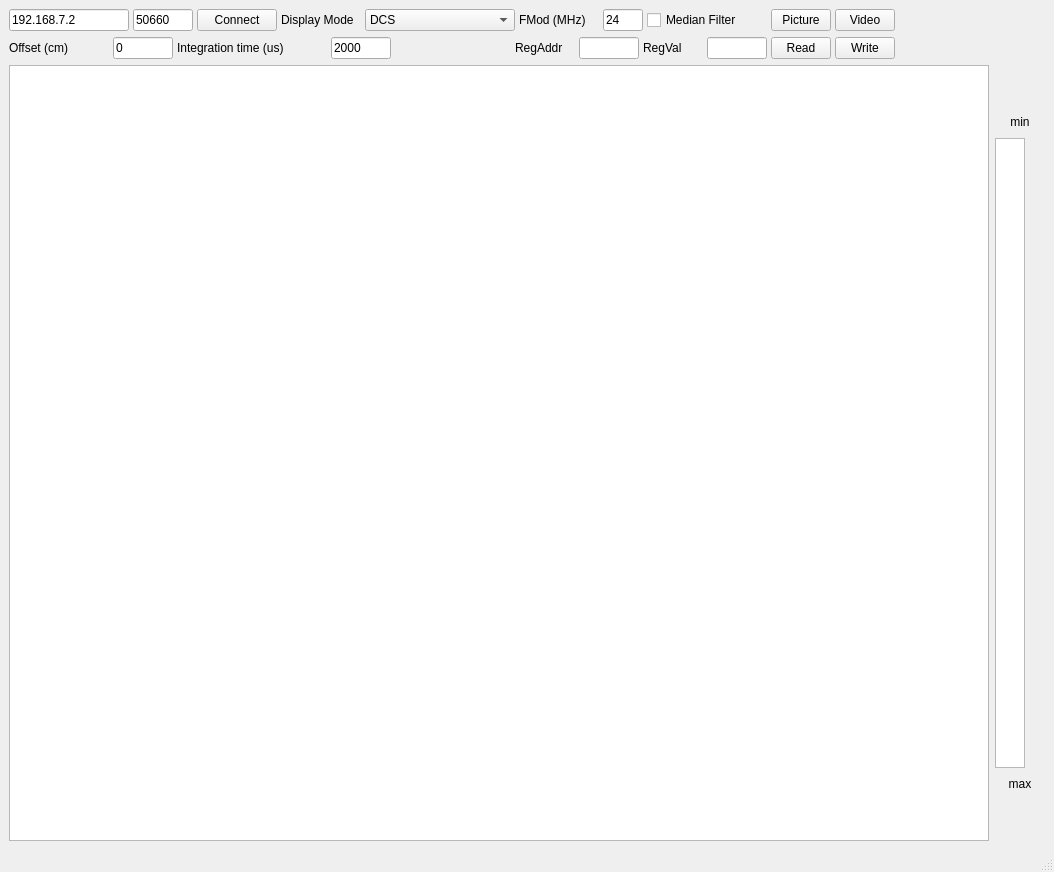
Deep-In-Sight/SonyTOF_client, file mainwindow.ui: the form before one commit.
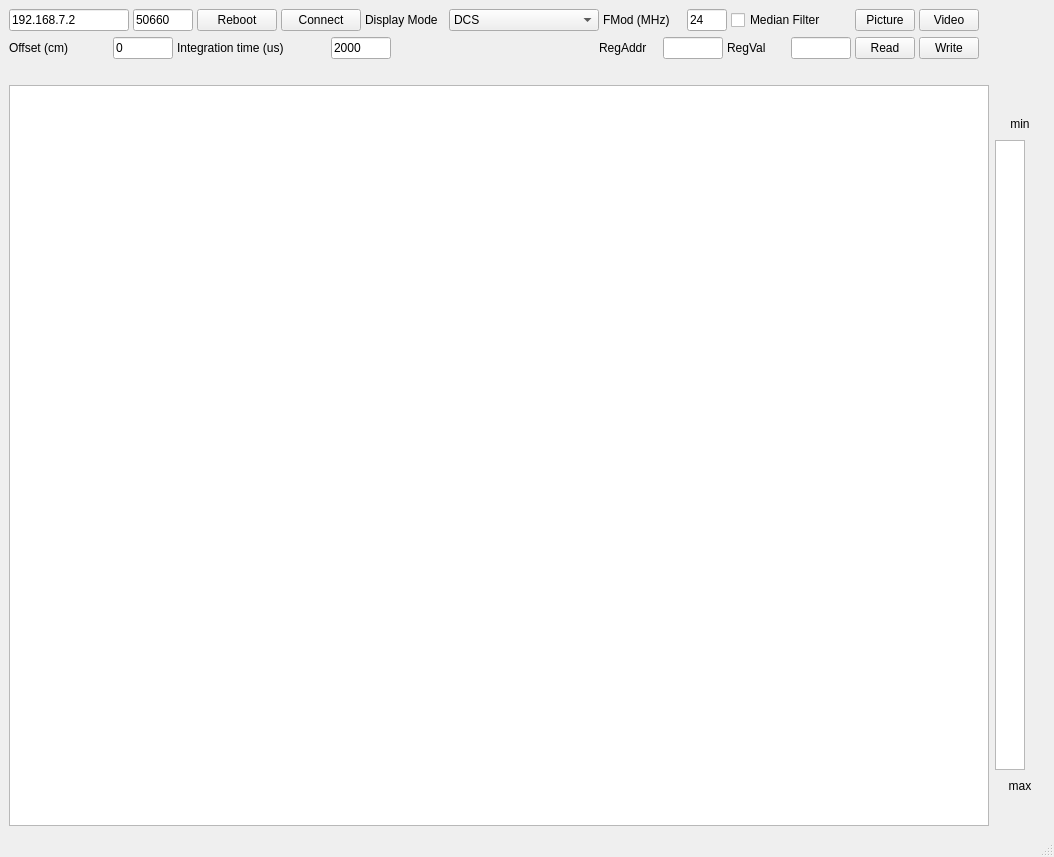
The form after the commit.

Commit message: Features add:     - add "checkStatus" and "reboot" commands     - change splash screen to add some shadow

The edit to the form file:
```diff
--- a/mainwindow.ui
+++ b/mainwindow.ui
@@ -7,7 +7,7 @@
     <x>0</x>
     <y>0</y>
     <width>1054</width>
-    <height>872</height>
+    <height>857</height>
    </rect>
   </property>
   <property name="windowTitle">
@@ -16,7 +16,7 @@
   <widget class="QWidget" name="centralwidget">
    <layout class="QVBoxLayout" name="verticalLayout_7">
     <item>
-     <layout class="QHBoxLayout" name="horizontalLayout_3" stretch="0,15,0">
+     <layout class="QHBoxLayout" name="horizontalLayout_3" stretch="0,15">
       <item>
        <layout class="QVBoxLayout" name="verticalLayout">
         <item>
@@ -80,6 +80,19 @@
             </property>
            </widget>
           </item>
+          <item>
+           <widget class="QPushButton" name="pushButton_reboot">
+            <property name="sizePolicy">
+             <sizepolicy hsizetype="Preferred" vsizetype="Preferred">
+              <horstretch>0</horstretch>
+              <verstretch>0</verstretch>
+             </sizepolicy>
+            </property>
+            <property name="text">
+             <string>Reboot</string>
+            </property>
+           </widget>
+          </item>
           <item>
            <widget class="QPushButton" name="pushButton_connect">
             <property name="sizePolicy">
@@ -590,6 +603,23 @@
         </property>
        </spacer>
       </item>
+     </layout>
+    </item>
+    <item>
+     <layout class="QHBoxLayout" name="horizontalLayout_6">
+      <item>
+       <widget class="QLabel" name="labelStatusIndicator">
+        <property name="maximumSize">
+         <size>
+          <width>20</width>
+          <height>20</height>
+         </size>
+        </property>
+        <property name="text">
+         <string/>
+        </property>
+       </widget>
+      </item>
       <item>
        <widget class="QLabel" name="labelStatus">
         <property name="minimumSize">
```
Left out of the diff: 4 changed lines with no effect on the pictures. The commit also changes 10 other files.
